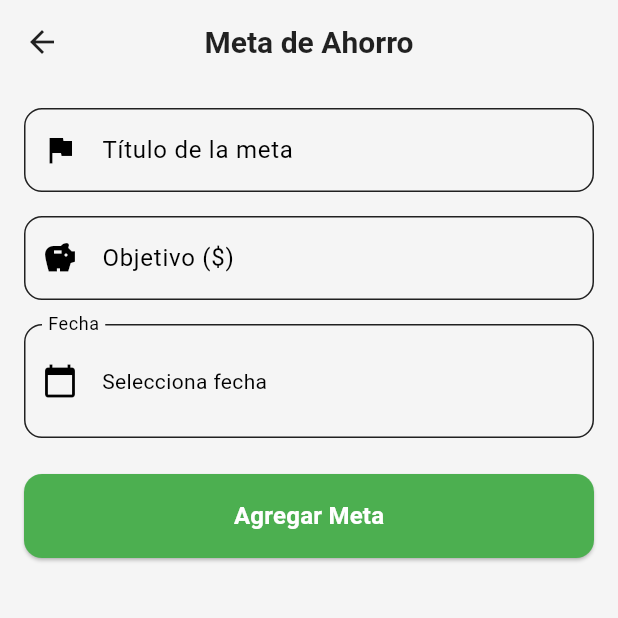
After one commit to sim3075/MoneyMingle, a Flutter app: the GoalsForm screen opened directly, on a phone screen of 412 x 824 dp, the top half of it. The commit adds this screen. Run offline on Flutter 3.47's test engine with Material 3 defaults, Android fonts, the phone set to English and light mode, and no system bars; our stand-ins replace firebase_core, image_picker, shared_preferences; accounts and stored records are empty.

Commit message:
Feat: Add budget and goals forms, fix transaction logic

```diff
--- /dev/null
+++ b/money_mingle/lib/ui/pages/budget/goals_form.dart
@@ -0,0 +1,68 @@
+import 'package:flutter/material.dart';
+import 'package:money_mingle/ui/widgets/shared/custom_textfield.dart';
+import 'package:money_mingle/ui/widgets/shared/custom_button.dart';
+import 'package:money_mingle/ui/pages/transaction/widgets/date_field.dart';
+
+class GoalsForm extends StatefulWidget {
+  const GoalsForm({Key? key}) : super(key: key);
+
+  @override
+  State<GoalsForm> createState() => _GoalsFormState();
+}
+
+class _GoalsFormState extends State<GoalsForm> {
+  final _titleController  = TextEditingController();
+  final _targetController = TextEditingController();
+  DateTime? _dueDate;
+
+  @override
+  void dispose() {
+    _titleController.dispose();
+    _targetController.dispose();
+    super.dispose();
+  }
+
+  @override
+  Widget build(BuildContext context) {
+    return Scaffold(
+      appBar: AppBar(title: const Text('Meta de Ahorro')),
+      body: SingleChildScrollView(
+        padding: const EdgeInsets.all(16),
+        child: Column(
+          crossAxisAlignment: CrossAxisAlignment.stretch,
+          children: [
+            CustomTextField(
+              controller: _titleController,
+              label: 'Título de la meta',
+              icon: Icons.flag,
+            ),
+
+            const SizedBox(height: 16),
+
+            CustomTextField(
+              controller: _targetController,
+              label: 'Objetivo (\$)',
+              icon: Icons.savings,
+            ),
+
+            const SizedBox(height: 16),
+
+            DateField(
+              selectedDate: _dueDate,
+              onDateChanged: (d) => setState(() => _dueDate = d),
+            ),
+
+            const SizedBox(height: 24),
+
+            CustomButton(
+              text: 'Agregar Meta',
+              onPressed: () {
+                // TODO: guardar...
+              },
+            ),
+          ],
+        ),
+      ),
+    );
+  }
+}
```
Also changed, not shown: money_mingle/lib/ui/pages/budget/budget_form.dart (added, +58 -0 lines), money_mingle/lib/ui/pages/home/home_screen.dart (+17 -35 lines), money_mingle/lib/ui/pages/transaction/transactions_screen.dart (+64 -25 lines), money_mingle/lib/ui/widgets/shared/app_drawer.dart (+11 -2 lines).
